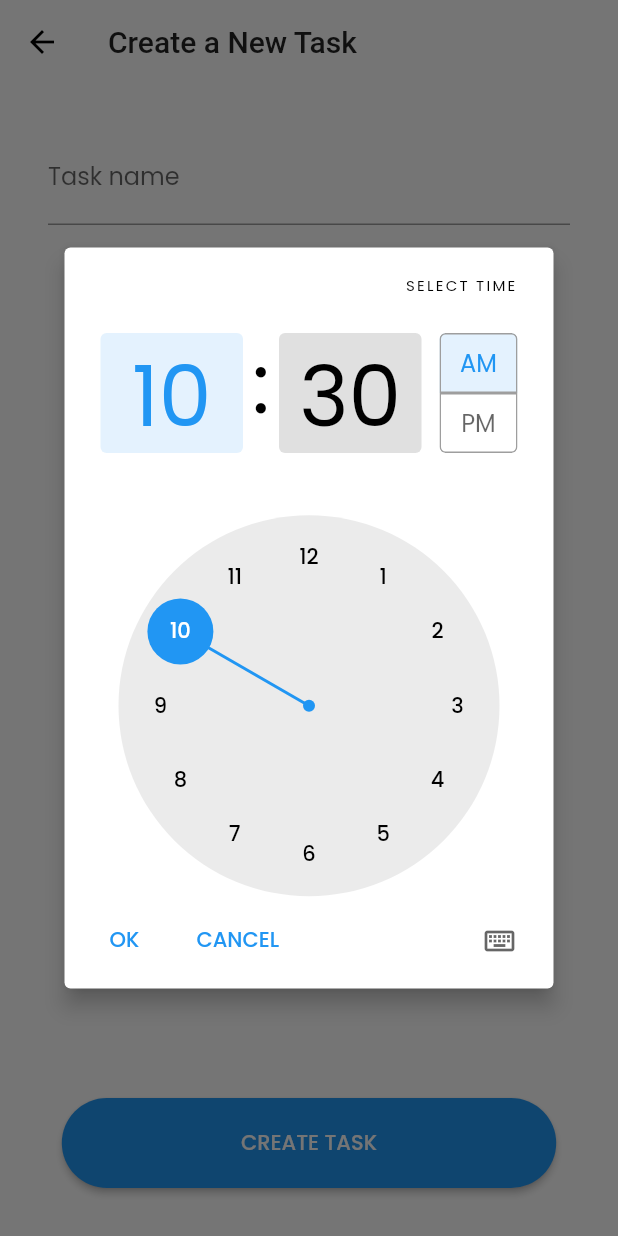
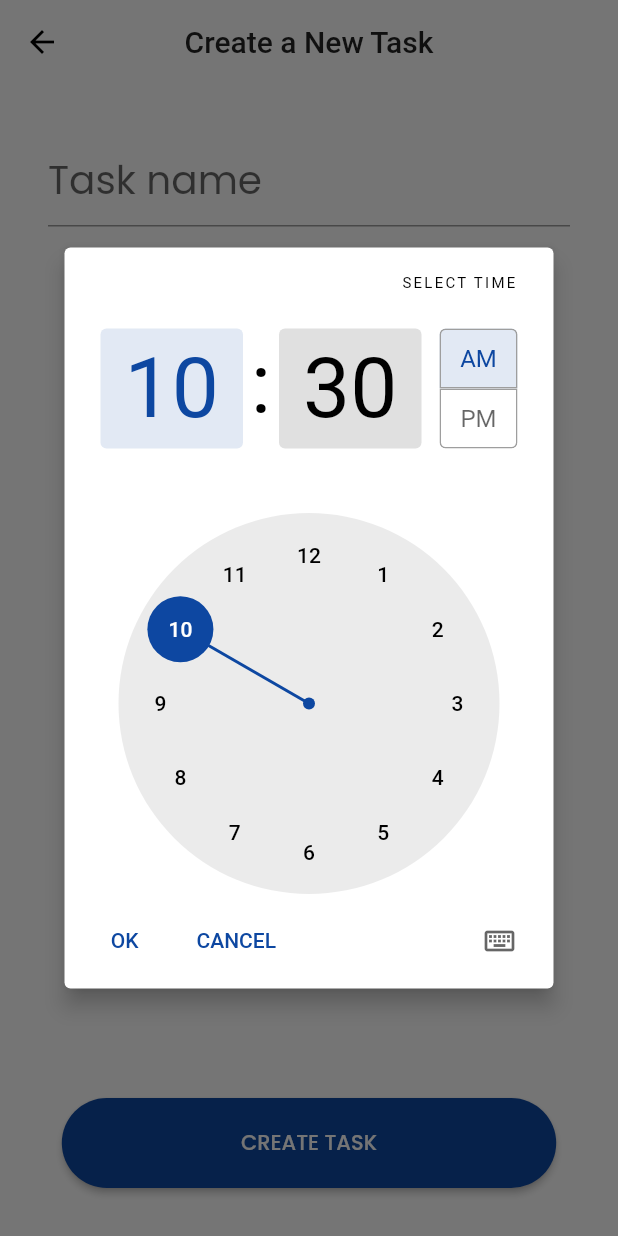
Before and after one commit to luciano01/todo, a Flutter app: the AddTaskPage screen opened by its route, after a tap on an icon or button, on a phone screen of 412 x 824 dp. Run offline on Flutter 3.47's test engine with Material 2 defaults, Android fonts, the light colour scheme and no system bars; our stand-ins replace cloud_firestore, firebase_core, flutter_mobx, flutter_modular, google_fonts, mobx; accounts and stored records are empty; generated files the repository leaves out were written again.

Commit message:
Convert month into name of month, change fontsize on TextField and change DatePicker and TimePicker color.

```diff
--- a/lib/app/app_widget.dart
+++ b/lib/app/app_widget.dart
@@ -13,7 +13,7 @@ class AppWidget extends StatelessWidget {
           Theme.of(context).textTheme,
         ),
         primaryColor: Colors.white,
-        accentColor: Color(0xFF2196F3),
+        accentColor: Colors.blue[900],
       ),
     ).modular();
   }
--- a/lib/app/modules/add_task/addTask_page.dart
+++ b/lib/app/modules/add_task/addTask_page.dart
@@ -28,8 +28,9 @@ class AddTaskPageState extends State<AddTaskPage> {
     return Scaffold(
       backgroundColor: Theme.of(context).primaryColor,
       appBar: AppBar(
+        title: Text(_todo!.uid == null ? 'Create a New Task' : 'Update a Task'),
         elevation: 0,
-        title: Text(_todo!.uid == null ? 'Create a New Task' : 'Update a Task'),
+        centerTitle: true,
       ),
       body: Form(
         key: _formKey,
@@ -45,7 +46,7 @@ class AddTaskPageState extends State<AddTaskPage> {
                   crossAxisAlignment: CrossAxisAlignment.start,
                   children: [
                     _textField(
-                      labelText: 'Task name',
+                      hintText: 'Task name',
                       initialValue: _todo!.name,
                       validator: store.validateTaskName,
                       onChanged: _todo!.setName,
@@ -63,6 +64,17 @@ class AddTaskPageState extends State<AddTaskPage> {
                             initialDate: DateTime.now(),
                             firstDate: DateTime.now(),
                             lastDate: DateTime(2030),
+                            builder: (context, child) {
+                              return Theme(
+                                data: ThemeData.light().copyWith(
+                                  colorScheme: ColorScheme.light(
+                                      primary: Theme.of(context).accentColor),
+                                  buttonTheme: ButtonThemeData(
+                                      textTheme: ButtonTextTheme.primary),
+                                ),
+                                child: child!,
+                              );
+                            },
                           );
                           if (picked != null) {
                             String date = '${picked.month}/${picked.day}';
@@ -86,9 +98,17 @@ class AddTaskPageState extends State<AddTaskPage> {
                             context: context,
                             initialTime: TimeOfDay.now(),
                             builder: (context, child) {
-                              return Directionality(
-                                textDirection: TextDirection.rtl,
-                                child: child!,
+                              return Theme(
+                                data: ThemeData.light().copyWith(
+                                  colorScheme: ColorScheme.light(
+                                      primary: Theme.of(context).accentColor),
+                                  buttonTheme: ButtonThemeData(
+                                      textTheme: ButtonTextTheme.primary),
+                                ),
+                                child: Directionality(
+                                  textDirection: TextDirection.rtl,
+                                  child: child!,
+                                ),
                               );
                             },
                           );
@@ -120,6 +140,8 @@ class AddTaskPageState extends State<AddTaskPage> {
                             ? 'Create Task'.toUpperCase()
                             : 'Update Task'.toUpperCase()),
                         style: ButtonStyle(
+                          backgroundColor: MaterialStateProperty.all<Color>(
+                              Theme.of(context).accentColor),
                           shape:
                               MaterialStateProperty.all<RoundedRectangleBorder>(
                             RoundedRectangleBorder(
@@ -149,7 +171,7 @@ class AddTaskPageState extends State<AddTaskPage> {
   }
 
   Widget _textField({
-    required String? labelText,
+    required String? hintText,
     required String? initialValue,
     required String? Function(String?)? validator,
     required void Function(String)? onChanged,
@@ -157,12 +179,14 @@ class AddTaskPageState extends State<AddTaskPage> {
   }) {
     return TextFormField(
       decoration: InputDecoration(
-        labelText: labelText,
+        hintText: hintText,
+        hintStyle: TextStyle(fontSize: 26),
       ),
       initialValue: initialValue,
       validator: validator,
       onChanged: onChanged,
       keyboardType: keyboardType,
+      style: TextStyle(fontSize: 26),
     );
   }
 
--- a/pubspec.yaml
+++ b/pubspec.yaml
@@ -21,6 +21,7 @@ dependencies:
   google_fonts: ^2.1.0
   firebase_core: ^1.3.0
   cloud_firestore: ^2.2.2
+  intl: ^0.17.0
 
 dev_dependencies:
   flutter_modular_test: ^1.0.1
```
Also changed, not shown: lib/app/modules/home/components/app_bar_title_widget.dart (+8 -3 lines), lib/app/modules/home/home_page.dart (+13 -1 lines), lib/app/shared/utils/date_convert.dart (added, +23 -0 lines).
